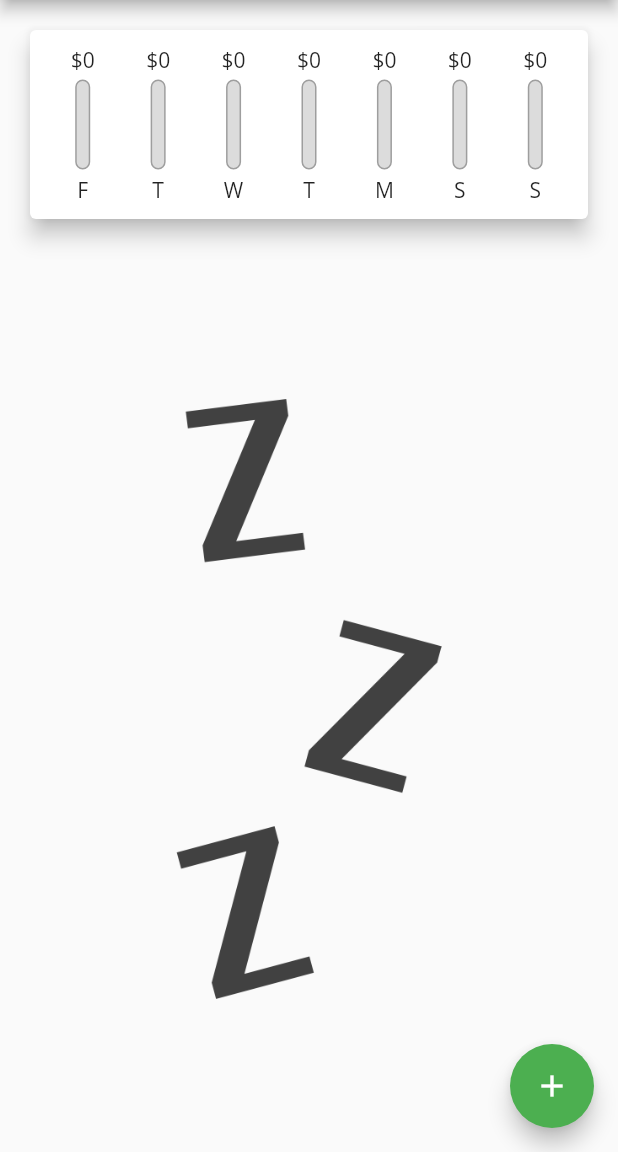
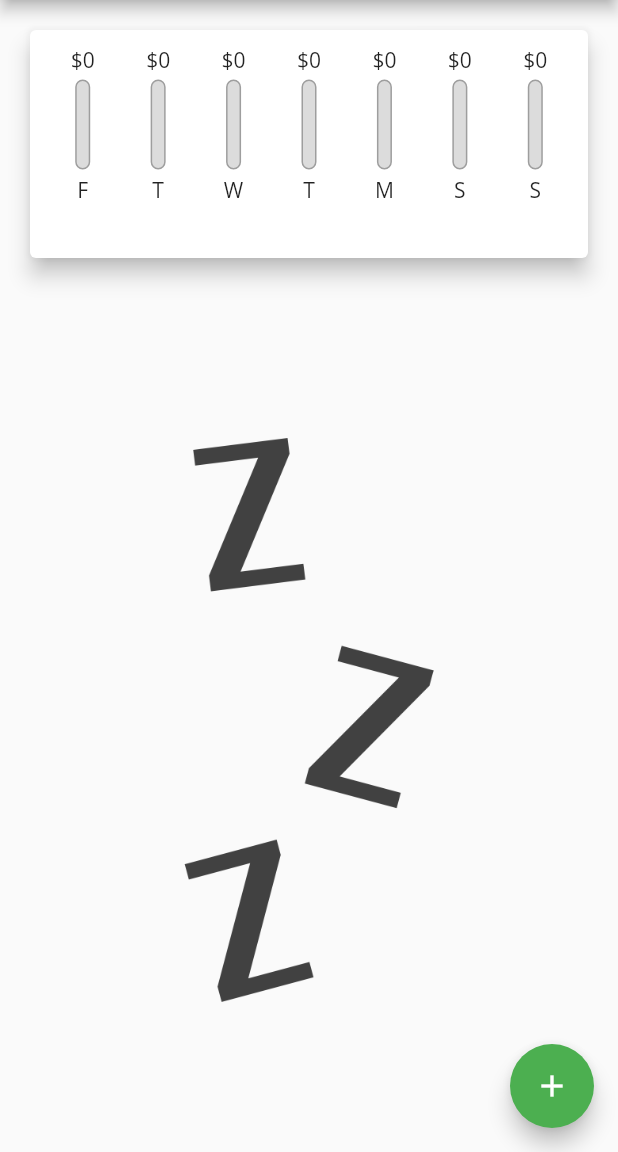
Before and after one commit to Aravindh1505/Flutter-Core, a Flutter app: the screen it shows after launch, on a phone screen of 412 x 824 dp, the part 84-1236 px from its top. Run offline on Flutter 3.47's test engine with Material 2 defaults, Android fonts, the phone set to English and light mode, and no system bars.

Commit message:
Charbar UI updated

```diff
--- a/lib/main.dart
+++ b/lib/main.dart
@@ -1,3 +1,5 @@
+import 'dart:io';
+
 import 'package:flutter/material.dart';
 
 import '../widgets/chart.dart';
@@ -77,8 +79,7 @@ class _MyAppState extends State<MyApp> {
 
   @override
   Widget build(BuildContext context) {
-    return Scaffold(
-      appBar: AppBar(
+    var appBar = AppBar(
       title: const Text('Widget Styling'),
       actions: [
         IconButton(
@@ -87,14 +88,29 @@ class _MyAppState extends State<MyApp> {
             },
             icon: const Icon(Icons.add))
       ],
+    );
+
+    var appBarHeight = appBar.preferredSize.height + MediaQuery.of(context).padding.top;
+
+    return Scaffold(
+      appBar: appBar,
+      body: SingleChildScrollView(
+        child: Column(
+          children: [
+            SizedBox(
+              height: (MediaQuery.of(context).size.height - appBarHeight) * 0.25,
+              child: Chart(_recentTransactions),
             ),
-      body: Column(
-        children: [
-          Chart(_recentTransactions),
-          TransactionList(transactions, _deleteTransaction),
+            SizedBox(
+              height: (MediaQuery.of(context).size.height - appBarHeight) * 0.75,
+              child: TransactionList(transactions, _deleteTransaction),
+            ),
           ],
         ),
-      floatingActionButton: FloatingActionButton(
+      ),
+      floatingActionButton: Platform.isIOS
+          ? Container()
+          : FloatingActionButton(
               child: const Icon(Icons.add),
               onPressed: () {
                 showNewTransactionSheet(context);
--- a/lib/widgets/chart_bar.dart
+++ b/lib/widgets/chart_bar.dart
@@ -9,6 +9,7 @@ class ChartBar extends StatelessWidget {
 
   @override
   Widget build(BuildContext context) {
+    return LayoutBuilder(builder: (ctx, constraints) {
       return Column(
         children: <Widget>[
           FittedBox(
@@ -47,5 +48,6 @@ class ChartBar extends StatelessWidget {
           Text(label),
         ],
       );
+    });
   }
 }
```
Also changed, not shown: lib/widgets/transaction_list.dart (+6 -44 lines). Lines whose indentation alone changed are shown as unchanged.
